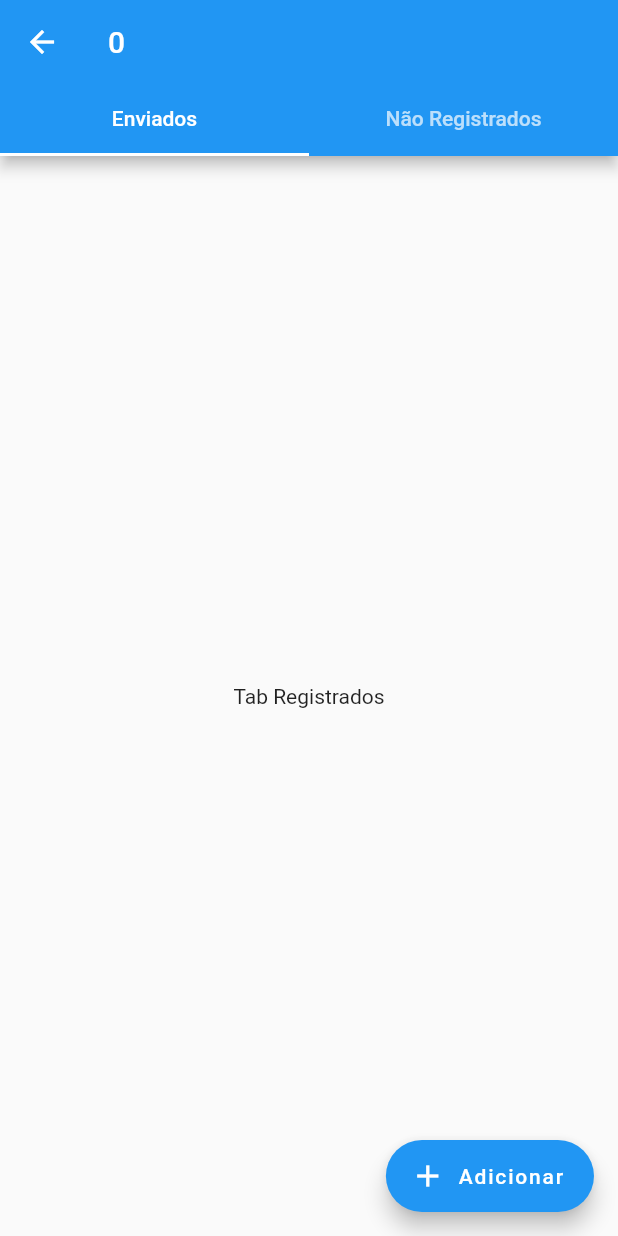
After one commit to IsaBass/wklcomanda, a Flutter app: the screen it shows after launch, after a tap on an icon or button, on a phone screen of 412 x 824 dp. The commit adds this screen. Run offline on Flutter 3.47's test engine with Material 2 defaults, Android fonts, the phone set to English and light mode, and no system bars; our stand-ins replace get, google_fonts, timer_count_down.

Commit message:
created MesaPage and Tabs

```diff
--- a/lib/main.dart
+++ b/lib/main.dart
@@ -1,5 +1,6 @@
 import 'package:flutter/material.dart';
 import 'package:get/get.dart';
+import 'package:wklcomanda/modules/mesamodule/mesa_page.dart';
 
 import 'modules/home/home_controller.dart';
 import 'modules/home/homepage.dart';
@@ -21,10 +22,12 @@ class MyApp extends StatelessWidget {
       getPages: [
         GetPage(name: '/', page: () => HomePage()),
         //   GetPage(name: '/login', page: () => Login()),
-        //   GetPage(
-        //       name: '/cadastro',
-        //       page: () => Cadastro(),
-        //       transition: Transition.cupertino),
+        GetPage(
+          name: '/mesa',
+          page: () => MesaPage(),
+          binding: MesaBinding(),
+          transition: Transition.cupertino,
+        ),
       ],
       initialBinding: InitialBinding(),
     );
--- a/lib/modules/home/widgets/mesas_gridview.dart
+++ b/lib/modules/home/widgets/mesas_gridview.dart
@@ -22,7 +22,14 @@ class MesasGridView extends StatelessWidget {
           ),
           itemBuilder: (context, index) {
             return LayoutBuilder(builder: (context, constraint) {
-              return Card(
+              return InkWell(
+                onTap: () {
+                  Get.toNamed(
+                    '/mesa',
+                    arguments: {'mesa': index.toString()},
+                  );
+                },
+                child: Card(
                   shadowColor: Colors.green,
                   elevation: 3,
                   child: Padding(
@@ -51,6 +58,7 @@ class MesasGridView extends StatelessWidget {
                       ],
                     ),
                   ),
+                ),
               );
             });
           },
--- /dev/null
+++ b/lib/modules/mesamodule/mesa_controller.dart
@@ -0,0 +1,14 @@
+import 'package:get/get.dart';
+
+import 'mesa_repository.dart';
+
+class MesaController extends GetxController {
+  final MesaRepository repository;
+  MesaController(this.repository, {required String mesa}) {
+    this.mesa = mesa;
+  }
+
+  final _mesa = ''.obs;
+  set mesa(value) => this._mesa.value = value;
+  get mesa => this._mesa.value;
+}
--- /dev/null
+++ b/lib/modules/mesamodule/mesa_page.dart
@@ -0,0 +1,79 @@
+import 'package:flutter/material.dart';
+import 'package:get/get.dart';
+
+import 'mesa_controller.dart';
+import 'mesa_repository.dart';
+import 'widgets/tab_naoregistrados.dart';
+import 'widgets/tab_registrados.dart';
+
+class MesaBinding implements Bindings {
+  @override
+  void dependencies() {
+    Get.lazyPut<MesaController>(() => MesaController(
+          MesaRepository(),
+          mesa: Get.arguments['mesa']!,
+        ));
+  }
+}
+
+class MesaPage extends StatefulWidget {
+  @override
+  _MesaPageState createState() => _MesaPageState();
+}
+
+class _MesaPageState extends State<MesaPage>
+    with SingleTickerProviderStateMixin {
+  final MesaController _controller = Get.find<MesaController>();
+
+  late TabController _tabController;
+
+  @override
+  void initState() {
+    super.initState();
+    _tabController = TabController(length: myTabs.length, vsync: this);
+  }
+
+  @override
+  void dispose() {
+    _tabController.dispose();
+    super.dispose();
+  }
+
+  static const List<Tab> myTabs = <Tab>[
+    Tab(text: 'Enviados'),
+    Tab(
+      // icon: Icon(
+      //   Icons.add_alert_outlined,
+      //   color: Colors.red,
+      // ),
+      iconMargin: EdgeInsets.all(2),
+      text: 'Não Registrados',
+    ),
+  ];
+
+  @override
+  Widget build(BuildContext context) {
+    return Scaffold(
+      appBar: AppBar(
+        title: Obx(() => Text(_controller.mesa)),
+        bottom: TabBar(
+          controller: _tabController,
+          tabs: myTabs,
+        ),
+      ),
+      body: TabBarView(
+        controller: _tabController,
+        children: [
+          TabRegistrados(),
+          TabNaoRegistrados(),
+        ],
+      ),
+      floatingActionButton: FloatingActionButton.extended(
+        onPressed: () {},
+        icon: Icon(Icons.add),
+        label: Text("Adicionar"),
+        tooltip: "Adicionar novo produto",
+      ),
+    );
+  }
+}
--- /dev/null
+++ b/lib/modules/mesamodule/mesa_repository.dart
@@ -0,0 +1,22 @@
+class MesaRepository {
+// final MyApi api;
+
+// MesaRepository(this.api);
+
+// getAll(){
+//   return api.getAll();
+// }
+// getId(id){
+//   return api.getId(id);
+// }
+// delete(id){
+//   return api.delete(id);
+// }
+// edit(obj){
+//   return api.edit( obj );
+// }
+// add(obj){
+//     return api.add( obj );
+// }
+
+}
--- /dev/null
+++ b/lib/modules/mesamodule/widgets/tab_naoregistrados.dart
@@ -0,0 +1,14 @@
+import 'package:flutter/material.dart';
+
+class TabNaoRegistrados extends StatelessWidget {
+  const TabNaoRegistrados({Key? key}) : super(key: key);
+
+  @override
+  Widget build(BuildContext context) {
+    return Center(
+      child: Container(
+        child: Text("Tab Nao Registrados"),
+      ),
+    );
+  }
+}
--- /dev/null
+++ b/lib/modules/mesamodule/widgets/tab_registrados.dart
@@ -0,0 +1,14 @@
+import 'package:flutter/material.dart';
+
+class TabRegistrados extends StatelessWidget {
+  const TabRegistrados({Key? key}) : super(key: key);
+
+  @override
+  Widget build(BuildContext context) {
+    return Center(
+      child: Container(
+        child: Text("Tab Registrados"),
+      ),
+    );
+  }
+}
```
Lines whose indentation alone changed are shown as unchanged.
